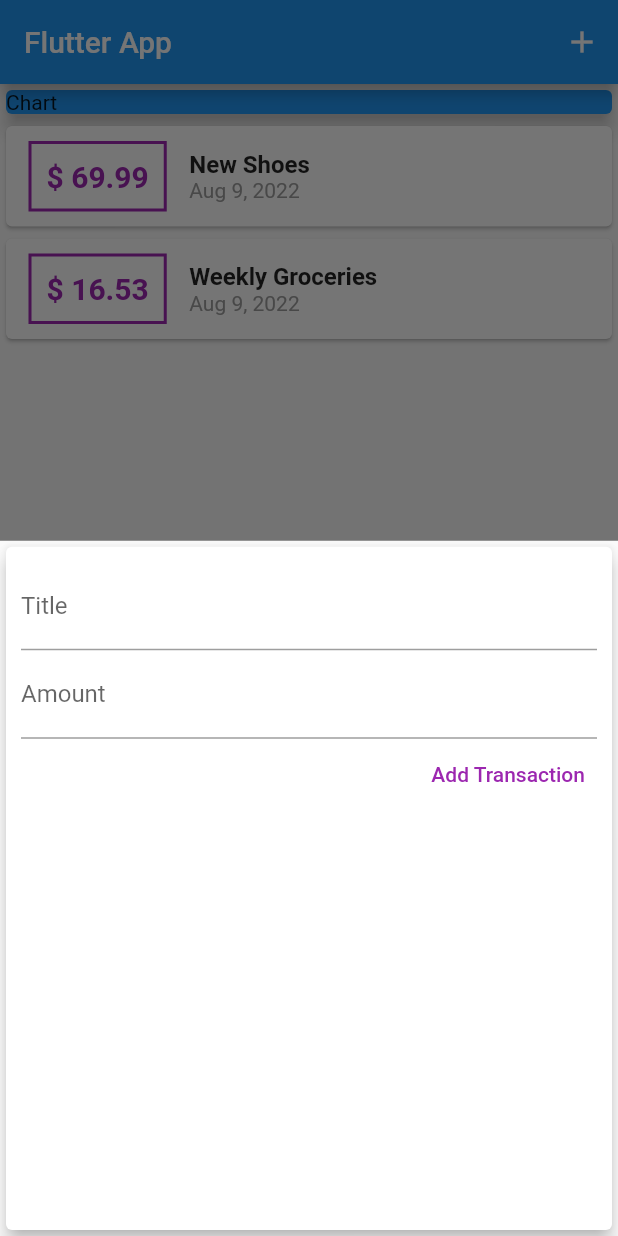
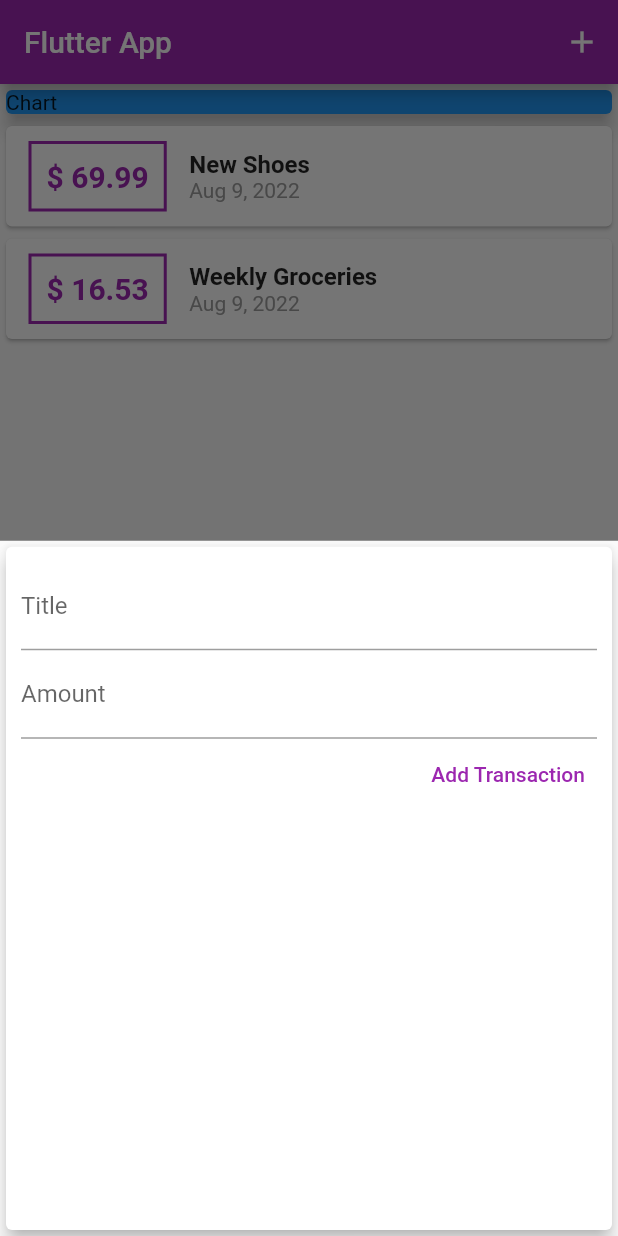
Before and after one commit to n3k00/learning_lessons, a Flutter app: the screen it shows after launch, after a tap on the "add" icon, on a phone screen of 412 x 824 dp. Run offline on Flutter 3.47's test engine with Material 2 defaults, Android fonts, the phone set to English and light mode, and no system bars; missing offline and left inert: dart:ffi.

Commit message:
added theming

```diff
--- a/personal_expenses/lib/main.dart
+++ b/personal_expenses/lib/main.dart
@@ -13,6 +13,10 @@ class MyApp extends StatelessWidget {
     return MaterialApp(
       debugShowCheckedModeBanner: false,
       title: 'Flutter App',
+      theme: ThemeData(
+        primarySwatch: Colors.purple,
+        accentColor: Colors.amber
+      ),
       home: MyHomePage(),
     );
   }
--- a/personal_expenses/lib/widgets/new_transaction.dart
+++ b/personal_expenses/lib/widgets/new_transaction.dart
@@ -1,12 +1,19 @@
 import 'package:flutter/material.dart';
 import 'package:flutter/services.dart';
 
-class NewTransaction extends StatelessWidget {
+class NewTransaction extends StatefulWidget {
   final Function _addTx;
-  final titleController = TextEditingController();
-  final amountController = TextEditingController();
 
   NewTransaction(this._addTx);
+
+  @override
+  State<NewTransaction> createState() => _NewTransactionState();
+}
+
+class _NewTransactionState extends State<NewTransaction> {
+  final titleController = TextEditingController();
+
+  final amountController = TextEditingController();
 
   void submitData() {
     final enteredTitle = titleController.text;
@@ -15,10 +22,11 @@ class NewTransaction extends StatelessWidget {
     if (enteredTitle.isEmpty || enteredAmount < 0) {
       return;
     }
-    _addTx(
+    widget._addTx(
       enteredTitle,
       enteredAmount,
     );
+    Navigator.of(context).pop();
   }
 
   @override
--- a/personal_expenses/lib/widgets/transaction_list.dart
+++ b/personal_expenses/lib/widgets/transaction_list.dart
@@ -24,7 +24,7 @@ class TransactionList extends StatelessWidget {
                   ),
                   decoration: BoxDecoration(
                     border: Border.all(
-                      color: Colors.purple,
+                      color: Theme.of(context).primaryColor ,
                       width: 2,
                     ),
                   ),
@@ -34,7 +34,7 @@ class TransactionList extends StatelessWidget {
                     style: TextStyle(
                         fontWeight: FontWeight.bold,
                         fontSize: 20,
-                        color: Colors.purple),
+                        color: Theme.of(context).primaryColor),
                   ),
                 ),
                 Column(
```
